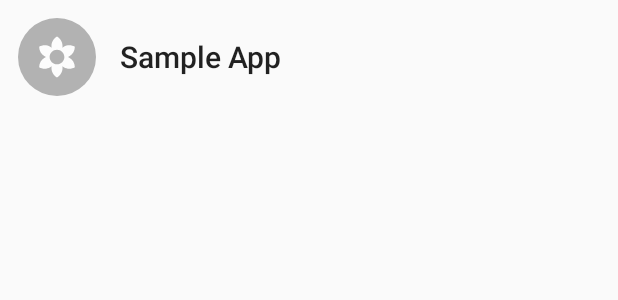
After one commit to ksdme/productive, an Android app: the layout content_app_drawer_item.xml on its own in the app's theme, with its tools: preview values and no code run, on a phone screen of 412 x 824 dp. The commit adds this screen. Shown: the top 300 px of the screen. Run offline under Robolectric (Android 15) with nearby library versions, the phone set to English and light mode, and no system bars.

Commit message:
content_app_drawer_item.xml: Add app drawer item

```diff
--- /dev/null
+++ b/app/src/main/res/drawable/ic_placeholder_app_icon.xml
@@ -0,0 +1,5 @@
+<vector android:height="24dp" android:viewportHeight="46"
+    android:viewportWidth="46" android:width="24dp" xmlns:android="http://schemas.android.com/apk/res/android">
+    <path android:fillColor="#B2B2B2" android:pathData="M23,23m-23,0a23,23 0,1 1,46 0a23,23 0,1 1,-46 0"/>
+    <path android:fillAlpha="0.96" android:fillColor="#ffffff" android:pathData="M30.2769,23.4345C29.9728,23.2607 29.6579,23.1195 29.3429,23C29.6579,22.8805 29.9728,22.7394 30.2769,22.5656C32.3623,21.36 33.5244,19.1769 33.5353,16.9287C31.5911,15.81 29.1148,15.7231 27.0186,16.9287C26.7145,17.1024 26.4321,17.3088 26.1714,17.5152C26.2257,17.1785 26.2583,16.8309 26.2583,16.4834C26.2583,14.0722 24.9441,11.976 23,10.8464C21.0559,11.976 19.7417,14.0722 19.7417,16.4834C19.7417,16.8309 19.7742,17.1785 19.8286,17.5152C19.5679,17.2979 19.2855,17.0916 18.9814,16.9178C16.8961,15.7122 14.4197,15.7991 12.4647,16.9178C12.4647,19.166 13.6269,21.3491 15.7231,22.5547C16.0272,22.7285 16.3421,22.8697 16.6571,22.9892C16.3421,23.1086 16.0272,23.2498 15.7231,23.4236C13.6377,24.6292 12.4756,26.8123 12.4647,29.0605C14.4089,30.1792 16.8852,30.2661 18.9814,29.0605C19.2855,28.8867 19.5679,28.6804 19.8286,28.474C19.7742,28.8216 19.7417,29.1691 19.7417,29.5167C19.7417,31.9279 21.0559,34.024 23,35.1536C24.9441,34.024 26.2583,31.9279 26.2583,29.5167C26.2583,29.1691 26.2257,28.8216 26.1714,28.4849C26.4321,28.7021 26.7145,28.8976 27.0186,29.0714C29.1039,30.277 31.5803,30.1901 33.5353,29.0714C33.5244,26.8231 32.3623,24.64 30.2769,23.4345ZM23,27.3445C20.5997,27.3445 18.6556,25.4003 18.6556,23C18.6556,20.5997 20.5997,18.6556 23,18.6556C25.4003,18.6556 27.3444,20.5997 27.3444,23C27.3444,25.4003 25.4003,27.3445 23,27.3445Z"/>
+</vector>
--- /dev/null
+++ b/app/src/main/res/layout/content_app_drawer_item.xml
@@ -0,0 +1,22 @@
+<?xml version="1.0" encoding="utf-8"?>
+<LinearLayout
+        xmlns:android="http://schemas.android.com/apk/res/android"
+        android:layout_width="match_parent"
+        android:layout_height="wrap_content"
+        android:padding="@dimen/app_padding_three">
+
+    <ImageView
+            android:layout_width="@dimen/appDrawerItemIconSize"
+            android:layout_height="@dimen/appDrawerItemIconSize"
+            android:contentDescription="@string/placeholder_app_icon"
+            android:src="@drawable/ic_placeholder_app_icon"/>
+
+    <TextView
+            android:layout_width="wrap_content"
+            android:layout_height="wrap_content"
+            android:layout_gravity="center"
+            android:text="@string/placeholder_app_name"
+            android:layout_marginStart="@dimen/app_padding_four"
+            style="@style/App.AppIconLabel"/>
+
+</LinearLayout>
--- a/app/src/main/res/values/attrs.xml
+++ b/app/src/main/res/values/attrs.xml
@@ -8,4 +8,8 @@
         <attr name="heightCustomProgress" format="dimension" />
     </declare-styleable>
 
+    <declare-styleable name="customAppDrawer">
+        <attr name="appLabelColorAppDrawer" format="color" />
+    </declare-styleable>
+
 </resources>
--- a/app/src/main/res/values/component.xml
+++ b/app/src/main/res/values/component.xml
@@ -8,4 +8,8 @@
         <item name="android:layout_margin">?attr/marginCustomProgress</item>
     </style>
 
+    <style name="App.AppIconLabel" parent="TextAppearance.AppCompat.Title">
+        <item name="android:color">@android:color/black</item>
+    </style>
+
 </resources>
--- a/app/src/main/res/values/dimens.xml
+++ b/app/src/main/res/values/dimens.xml
@@ -13,4 +13,6 @@
     <dimen name="app_padding_five">24dp</dimen>
     <dimen name="app_padding_six">28dp</dimen>
     <dimen name="app_padding_seven">32dp</dimen>
+
+    <dimen name="appDrawerItemIconSize">52dp</dimen>
 </resources>
--- a/app/src/main/res/values/strings.xml
+++ b/app/src/main/res/values/strings.xml
@@ -1,3 +1,6 @@
 <resources>
     <string name="app_name">Productive</string>
+
+    <string name="placeholder_app_icon">App Icon</string>
+    <string name="placeholder_app_name">Sample App</string>
 </resources>
--- a/app/src/main/res/values/styles.xml
+++ b/app/src/main/res/values/styles.xml
@@ -5,6 +5,8 @@
         <item name="foregroundColorCustomProgress">@color/baseInvert</item>
         <item name="marginCustomProgress">@dimen/marginCustomProgress</item>
         <item name="heightCustomProgress">@dimen/heightCustomProgress</item>
+
+        <item name="appLabelColorAppDrawer">@color/baseColor</item>
     </style>
 
     <style name="AppTheme" parent="ComponentAppTheme">
```
